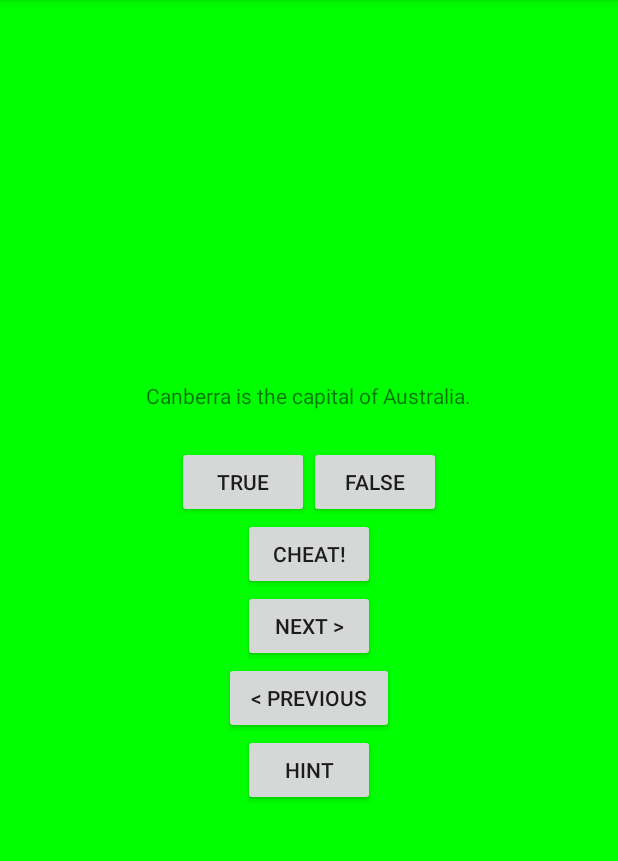
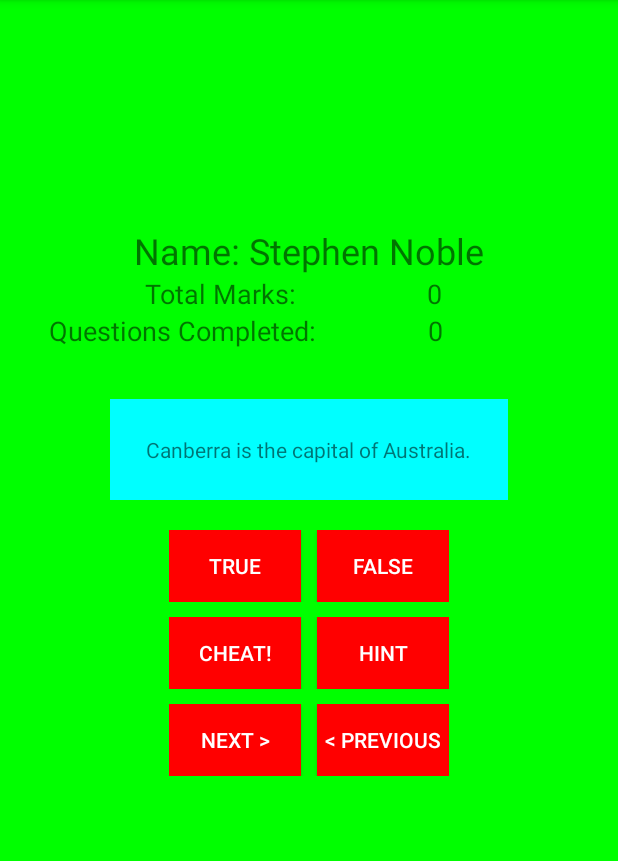
Before and after one commit to hsnoble/AndroidDev, an Android app: the screen it shows after launch (QuizActivity), on a phone screen of 412 x 824 dp, the part 84-945 px from its top. Run offline under Robolectric (Android 15) with nearby library versions, the phone set to English and light mode, and no system bars.

Commit message:
UI modifications

```diff
--- a/Assignment 2/GeoQuiz/app/src/main/res/layout/activity_quiz.xml
+++ b/Assignment 2/GeoQuiz/app/src/main/res/layout/activity_quiz.xml
@@ -6,11 +6,137 @@
     android:gravity="center"
     android:orientation="vertical">
 
+    <LinearLayout
+        android:layout_width="match_parent"
+        android:layout_height="95dp"
+        android:layout_marginBottom="20dp"
+        android:layout_marginTop="-100dp"
+        android:orientation="vertical">
+
+        <TextView
+            android:id="@+id/textView"
+            android:layout_width="match_parent"
+            android:layout_height="wrap_content"
+            android:text="Name: Stephen Noble"
+            android:textAlignment="center"
+            android:textSize="24sp" />
+
+        <LinearLayout
+            android:layout_width="match_parent"
+            android:layout_height="wrap_content"
+            android:orientation="horizontal">
+
+            <TextView
+                android:id="@+id/textView2"
+                android:layout_width="35dp"
+                android:layout_height="wrap_content"
+                android:layout_marginLeft="70dp"
+                android:layout_weight="1"
+                android:text="Total Marks: "
+                android:textAlignment="center"
+                android:textSize="18sp" />
+
+            <TextView
+                android:id="@+id/score"
+                android:layout_width="2dp"
+                android:layout_height="wrap_content"
+                android:layout_marginRight="60dp"
+                android:layout_weight="1"
+                android:text="0"
+                android:textAlignment="center"
+                android:textSize="18sp" />
+
+        </LinearLayout>
+
+        <LinearLayout
+            android:layout_width="match_parent"
+            android:layout_height="match_parent"
+            android:layout_weight="1"
+            android:orientation="horizontal">
+
+            <TextView
+                android:id="@+id/textView4"
+                android:layout_width="86dp"
+                android:layout_height="wrap_content"
+                android:layout_marginLeft="20dp"
+                android:layout_weight="1"
+                android:text="Questions Completed: "
+                android:textAlignment="center"
+                android:textSize="18sp" />
+
+            <TextView
+                android:id="@+id/q_completed"
+                android:layout_width="2dp"
+                android:layout_height="wrap_content"
+                android:layout_marginRight="60dp"
+                android:layout_weight="1"
+                android:text="0"
+                android:textAlignment="center"
+                android:textSize="18sp" />
+        </LinearLayout>
+
+    </LinearLayout>
+
     <TextView
         android:id="@+id/question_text_view"
         android:layout_width="wrap_content"
         android:layout_height="wrap_content"
+        android:layout_marginBottom="20dp"
+        android:background="#00ffff"
         android:padding="24dp" />
+
+    <LinearLayout
+        android:layout_width="wrap_content"
+        android:layout_height="wrap_content"
+        android:layout_marginBottom="10dp"
+        android:orientation="horizontal">
+
+        <Button
+            android:id="@+id/true_button"
+            android:layout_width="wrap_content"
+            android:layout_height="wrap_content"
+            android:layout_marginRight="5dp"
+            android:background="#ff0000"
+            android:text="@string/true_button"
+            android:textColor="#ffffff" />
+
+        <Button
+            android:id="@+id/false_button"
+            android:layout_width="wrap_content"
+            android:layout_height="wrap_content"
+            android:layout_marginLeft="5dp"
+            android:background="#ff0000"
+            android:text="@string/false_button"
+            android:textColor="#ffffff" />
+
+    </LinearLayout>
+
+    <LinearLayout
+        android:layout_width="wrap_content"
+        android:layout_height="wrap_content"
+        android:layout_marginBottom="10dp"
+        android:orientation="horizontal">
+
+        <Button
+            android:id="@+id/cheat_button"
+            android:layout_width="wrap_content"
+            android:layout_height="wrap_content"
+            android:layout_marginRight="5dp"
+            android:layout_weight="1"
+            android:background="#ff0000"
+            android:text="@string/cheat_button"
+            android:textColor="#ffffff" />
+
+        <Button
+            android:id="@+id/hint"
+            android:layout_width="wrap_content"
+            android:layout_height="wrap_content"
+            android:layout_marginLeft="5dp"
+            android:layout_weight="1"
+            android:background="#ff0000"
+            android:text="@string/hint_button"
+            android:textColor="#ffffff" />
+    </LinearLayout>
 
     <LinearLayout
         android:layout_width="wrap_content"
@@ -18,42 +144,25 @@
         android:orientation="horizontal">
 
         <Button
-            android:id="@+id/true_button"
+            android:id="@+id/next_button"
             android:layout_width="wrap_content"
             android:layout_height="wrap_content"
-            android:text="@string/true_button" />
+            android:layout_marginRight="5dp"
+            android:layout_weight="1"
+            android:background="#ff0000"
+            android:drawablePadding="4dp"
+            android:text="@string/next_button"
+            android:textColor="#ffffff" />
 
         <Button
-            android:id="@+id/false_button"
+            android:id="@+id/prev"
             android:layout_width="wrap_content"
             android:layout_height="wrap_content"
-            android:text="@string/false_button" />
-
+            android:layout_marginLeft="5dp"
+            android:layout_weight="1"
+            android:background="#ff0000"
+            android:text="@string/prev_button"
+            android:textColor="#ffffff" />
     </LinearLayout>
 
-    <Button
-        android:id="@+id/cheat_button"
-        android:layout_width="wrap_content"
-        android:layout_height="wrap_content"
-        android:text="@string/cheat_button" />
-
-    <Button
-        android:id="@+id/next_button"
-        android:layout_width="wrap_content"
-        android:layout_height="wrap_content"
-        android:drawablePadding="4dp"
-        android:text="@string/next_button" />
-
-    <Button
-        android:id="@+id/prev"
-        android:layout_width="113dp"
-        android:layout_height="wrap_content"
-        android:text="@string/prev_button" />
-
-    <Button
-        android:id="@+id/hint"
-        android:layout_width="wrap_content"
-        android:layout_height="wrap_content"
-        android:text="@string/hint_button" />
-
 </LinearLayout>
```
